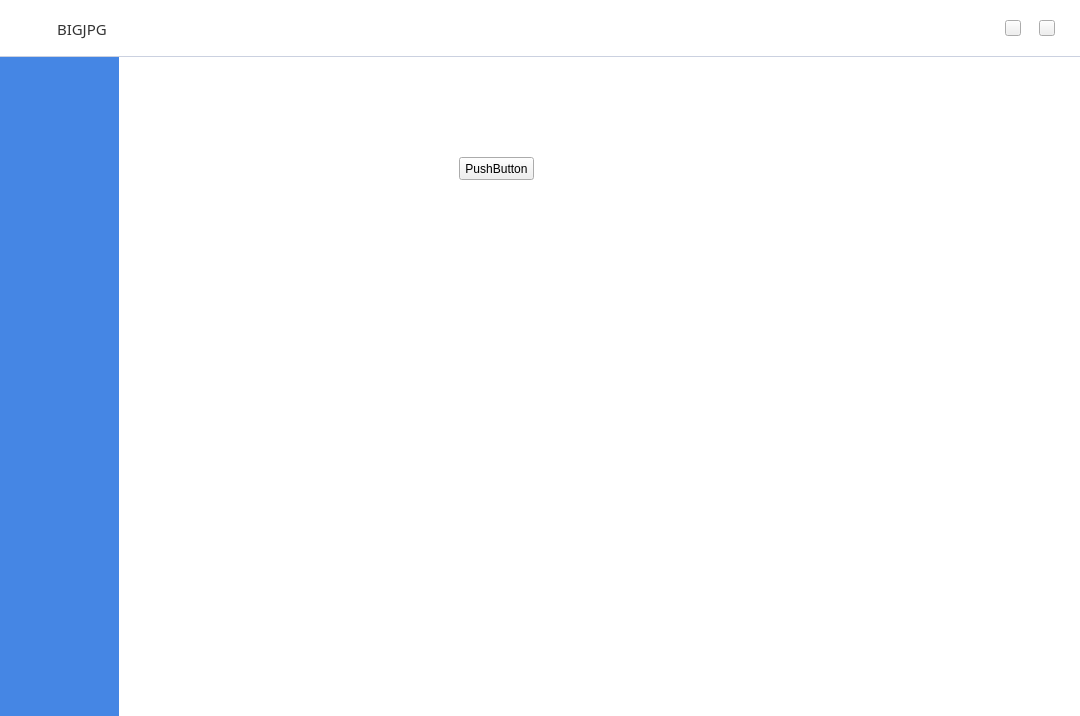
This is widget.ui in leihiudung/EnlargePicture as Qt 5 draws it before an edit. The edited form follows.
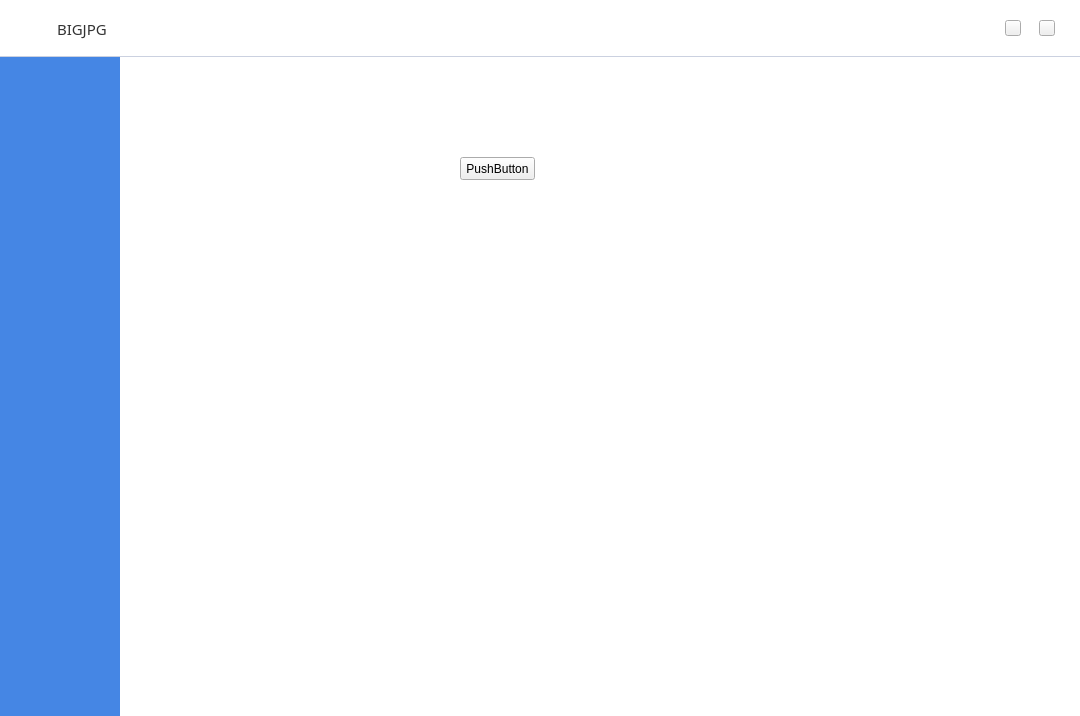
This is the edited form. Custom widgets are drawn as their Qt base class.

The edit to the form file:
```diff
--- a/widget.ui
+++ b/widget.ui
@@ -268,13 +268,96 @@
           <number>0</number>
          </property>
          <item>
-          <widget class="QListWidget" name="option_list_widget">
+          <widget class="QWidget" name="widget_3" native="true">
            <property name="styleSheet">
-            <string notr="true">#option_list_widget {
+            <string notr="true">#widget_3 {
 border: none;
 background-color: #4586E4;
 }</string>
            </property>
+           <layout class="QVBoxLayout" name="verticalLayout_2" stretch="1,2,1">
+            <property name="leftMargin">
+             <number>0</number>
+            </property>
+            <property name="rightMargin">
+             <number>0</number>
+            </property>
+            <item>
+             <spacer name="verticalSpacer">
+              <property name="orientation">
+               <enum>Qt::Vertical</enum>
+              </property>
+              <property name="sizeHint" stdset="0">
+               <size>
+                <width>20</width>
+                <height>40</height>
+               </size>
+              </property>
+             </spacer>
+            </item>
+            <item>
+             <widget class="QListWidget" name="option_list_widget">
+              <property name="minimumSize">
+               <size>
+                <width>120</width>
+                <height>56</height>
+               </size>
+              </property>
+              <property name="styleSheet">
+               <string notr="true">#option_list_widget {
+border: none;
+background-color: #4586E4;
+font-size: 14px;
+font-weight: bold;
+}
+</string>
+              </property>
+              <property name="autoScrollMargin">
+               <number>16</number>
+              </property>
+              <property name="movement">
+               <enum>QListView::Static</enum>
+              </property>
+              <property name="flow">
+               <enum>QListView::TopToBottom</enum>
+              </property>
+              <property name="isWrapping" stdset="0">
+               <bool>false</bool>
+              </property>
+              <property name="resizeMode">
+               <enum>QListView::Fixed</enum>
+              </property>
+              <property name="layoutMode">
+               <enum>QListView::SinglePass</enum>
+              </property>
+              <property name="spacing">
+               <number>0</number>
+              </property>
+              <property name="viewMode">
+               <enum>QListView::ListMode</enum>
+              </property>
+              <property name="itemAlignment">
+               <set>Qt::AlignRight</set>
+              </property>
+              <property name="currentRow">
+               <number>-1</number>
+              </property>
+             </widget>
+            </item>
+            <item>
+             <spacer name="verticalSpacer_2">
+              <property name="orientation">
+               <enum>Qt::Vertical</enum>
+              </property>
+              <property name="sizeHint" stdset="0">
+               <size>
+                <width>20</width>
+                <height>40</height>
+               </size>
+              </property>
+             </spacer>
+            </item>
+           </layout>
           </widget>
          </item>
          <item>
@@ -284,7 +367,16 @@
 background-color: white;
 }</string>
            </property>
-           <widget class="QWidget" name="page">
+           <property name="lineWidth">
+            <number>1</number>
+           </property>
+           <property name="midLineWidth">
+            <number>0</number>
+           </property>
+           <property name="currentIndex">
+            <number>0</number>
+           </property>
+           <widget class="EnlargeWidget" name="page">
             <widget class="QPushButton" name="pushButton">
              <property name="geometry">
               <rect>
@@ -337,6 +429,16 @@
    </item>
   </layout>
  </widget>
- <resources/>
+ <customwidgets>
+  <customwidget>
+   <class>EnlargeWidget</class>
+   <extends>QWidget</extends>
+   <header>enlargewidget.h</header>
+   <container>1</container>
+  </customwidget>
+ </customwidgets>
+ <resources>
+  <include location="main.qrc"/>
+ </resources>
  <connections/>
 </ui>
```
